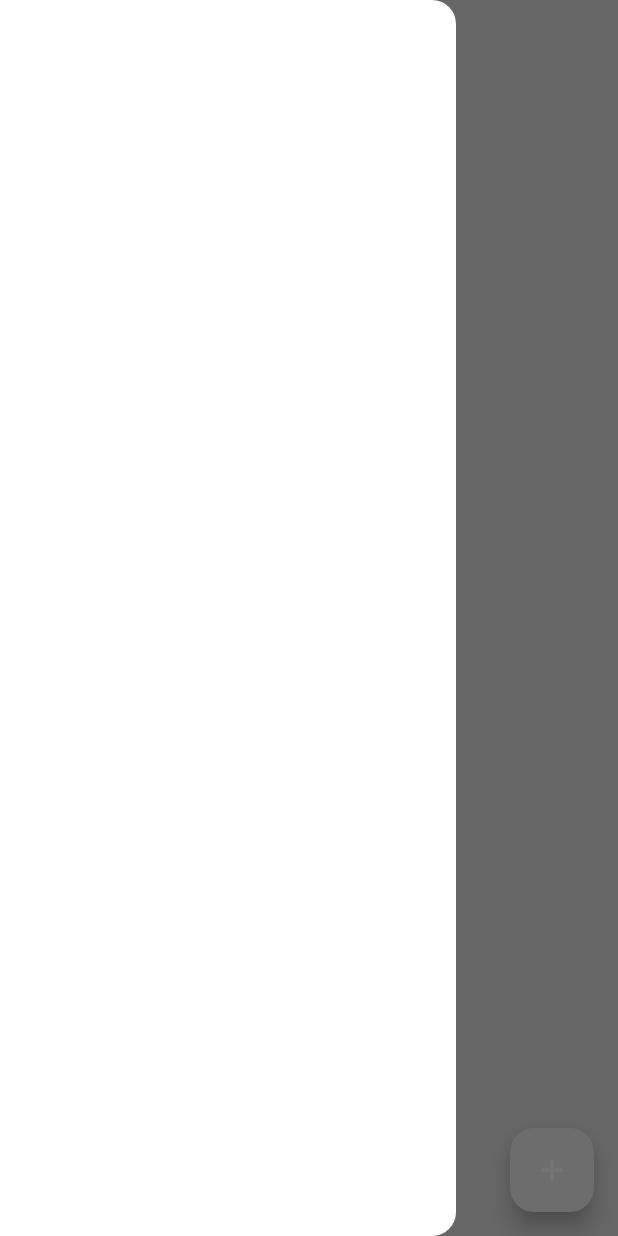
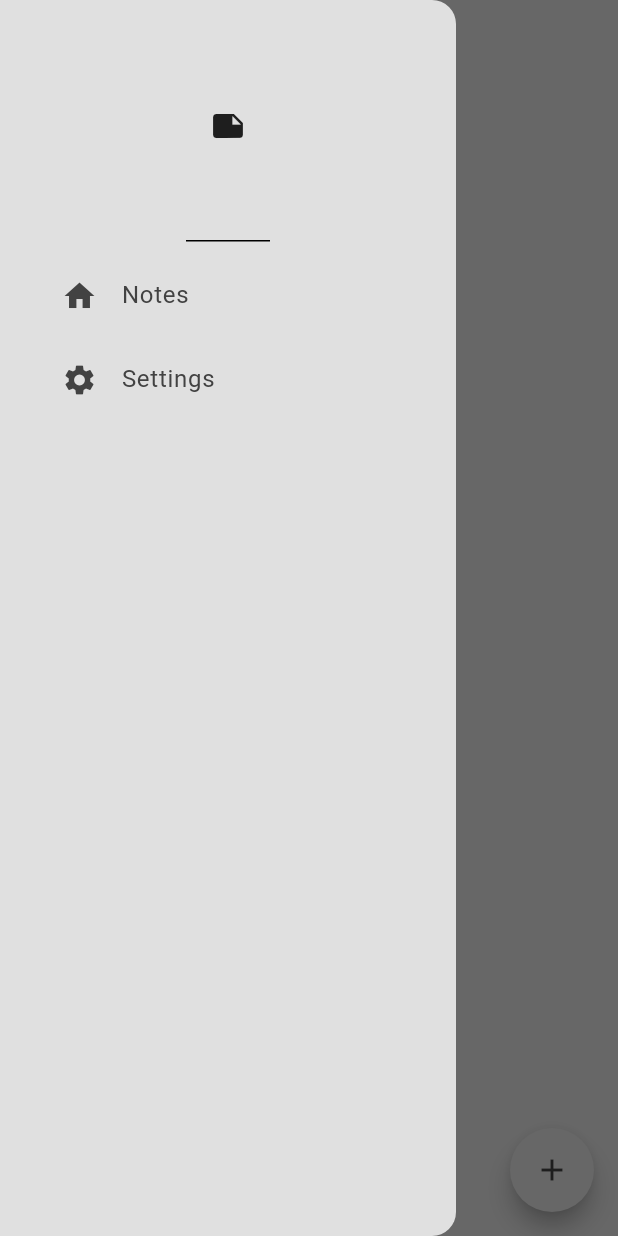
Before and after one commit to DANIEL-DEMELASH/notes_app, a Flutter app: the screen it shows after launch, with the side drawer open, on a phone screen of 412 x 824 dp. Run offline on Flutter 3.47's test engine with Material 3 defaults, Android fonts, the phone set to English and light mode, and no system bars; our stand-ins replace google_fonts, isar; accounts and stored records are empty; generated files the repository leaves out were written again.

```diff
--- /dev/null
+++ b/lib/components/drawer.dart
@@ -0,0 +1,35 @@
+import 'package:flutter/material.dart';
+import 'package:notes/components/drawer_tile.dart';
+import 'package:notes/pages/settings_page.dart';
+
+class MyDrawer extends StatelessWidget {
+  const MyDrawer({super.key});
+
+  @override
+  Widget build(BuildContext context) {
+    return Drawer(
+      backgroundColor: Theme.of(context).colorScheme.background,
+      child: Column(
+        children: [
+          const DrawerHeader(child: Icon(Icons.note)),
+          DrawerTile(
+              title: 'Notes',
+              leading: Icon(Icons.home,
+                  color: Theme.of(context).colorScheme.inversePrimary),
+              onTap: () => {Navigator.pop(context)}),
+          DrawerTile(
+              title: 'Settings',
+              leading: Icon(Icons.settings,
+                  color: Theme.of(context).colorScheme.inversePrimary),
+              onTap: () => {
+                    Navigator.pop(context),
+                    Navigator.push(
+                        context,
+                        MaterialPageRoute(
+                            builder: (context) => const SettingsPage()))
+                  }),
+        ],
+      ),
+    );
+  }
+}
--- /dev/null
+++ b/lib/components/drawer_tile.dart
@@ -0,0 +1,28 @@
+import 'package:flutter/material.dart';
+
+class DrawerTile extends StatelessWidget {
+  final String title;
+  final Widget leading;
+  final void Function()? onTap;
+
+  const DrawerTile(
+      {super.key,
+      required this.title,
+      required this.leading,
+      required this.onTap});
+
+  @override
+  Widget build(BuildContext context) {
+    return Padding(
+      padding: const EdgeInsets.only(left: 25.0),
+      child: ListTile(
+        title: Text(
+          title,
+          style: TextStyle(color: Theme.of(context).colorScheme.inversePrimary),
+        ),
+        leading: leading,
+        onTap: onTap,
+      ),
+    );
+  }
+}
--- a/lib/pages/notes_page.dart
+++ b/lib/pages/notes_page.dart
@@ -1,5 +1,6 @@
 import 'package:flutter/material.dart';
 import 'package:google_fonts/google_fonts.dart';
+import 'package:notes/components/drawer.dart';
 import 'package:notes/models/note_database.dart';
 import 'package:provider/provider.dart';
 
@@ -83,8 +84,11 @@ class _NotesPageState extends State<NotesPage> {
         backgroundColor: Colors.transparent,
         foregroundColor: Theme.of(context).colorScheme.inversePrimary,
       ),
-      drawer: const Drawer(),
+      drawer: const MyDrawer(),
       floatingActionButton: FloatingActionButton(
+        foregroundColor: Theme.of(context).colorScheme.inversePrimary,
+        backgroundColor: Theme.of(context).colorScheme.background,
+        shape: RoundedRectangleBorder(borderRadius: BorderRadius.circular(50)),
         onPressed: () {
           createNote();
         },
```
Also changed, not shown: lib/pages/settings_page.dart (added, +45 -0 lines).
